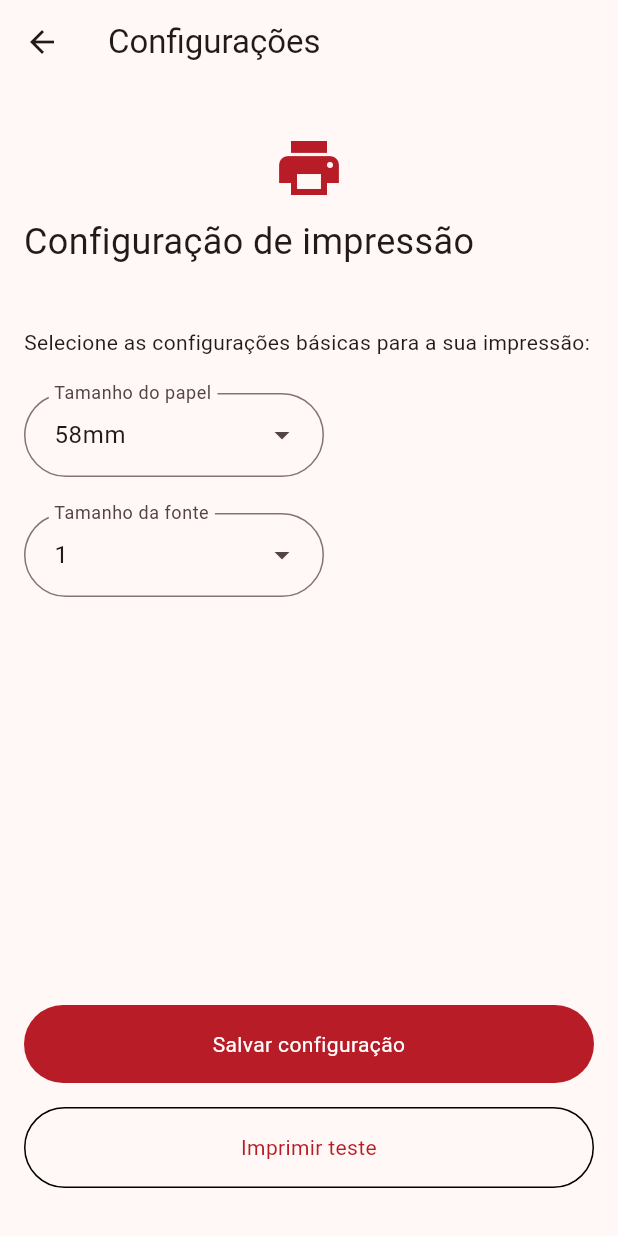
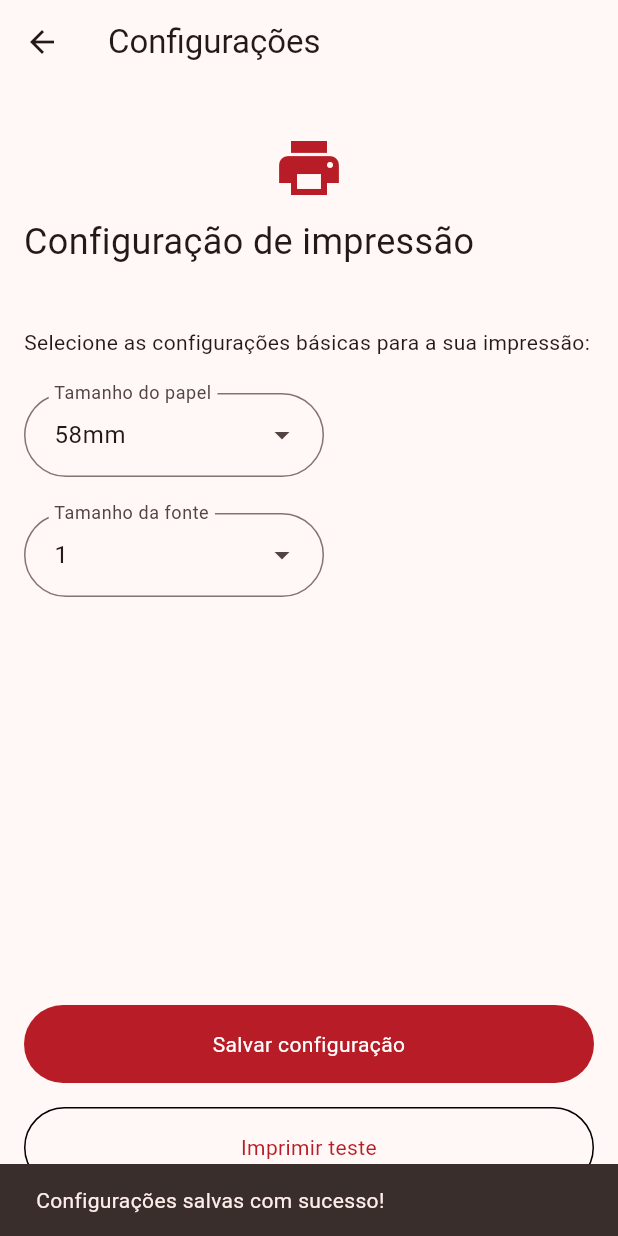
Before and after one commit to ikyrie/4466-panucci_ristorante, a Flutter app: the PrinterSettings screen opened directly, after a tap on "Salvar configuração", on a phone screen of 412 x 824 dp. Run offline on Flutter 3.47's test engine with Material 3 defaults, Android fonts, the phone set to English and light mode, and no system bars; our stand-ins replace flutter_mobx, get_it, mobx, permission_handler, shared_preferences; missing offline and left inert: esc_pos_utils_plus, print_bluetooth_thermal; accounts and stored records are empty; generated files the repository leaves out were written again.

Commit message:
video4.2

```diff
--- a/lib/screens/printer_settings.dart
+++ b/lib/screens/printer_settings.dart
@@ -1,6 +1,7 @@
 import 'package:esc_pos_utils_plus/esc_pos_utils_plus.dart';
 import 'package:flutter/material.dart';
 import 'package:panucci_ristorante/components/custom_buttons.dart';
+import 'package:shared_preferences/shared_preferences.dart';
 
 class PrinterSettings extends StatelessWidget {
   PrinterSettings({super.key});
@@ -85,7 +86,12 @@ class PrinterSettings extends StatelessWidget {
                   mainAxisAlignment: MainAxisAlignment.end,
                   children: <Widget>[
                     CustomPrimaryButton(
-                      onTap: () async {},
+                      onTap: () async {
+                        final SharedPreferences preferences = await SharedPreferences.getInstance();
+                        preferences.setInt('paperSize', paperSize.value);
+                        preferences.setInt('textSize', textSize.value);
+                        ScaffoldMessenger.of(context).showSnackBar(SnackBar(content: Text("Configurações salvas com sucesso!")));
+                      },
                       text: "Salvar configuração",
                     ),
                     SizedBox(height: 16,),
--- a/pubspec.yaml
+++ b/pubspec.yaml
@@ -40,6 +40,7 @@ dependencies:
   print_bluetooth_thermal: ^1.1.5
   esc_pos_utils_plus: ^2.0.4
   permission_handler: ^11.3.1
+  shared_preferences: ^2.5.2
 
 dev_dependencies:
   flutter_test:
```
Also changed, not shown: lib/viewmodels/checkout_viewmodel.dart (+8 -0 lines), pubspec.lock, 1 other file.
